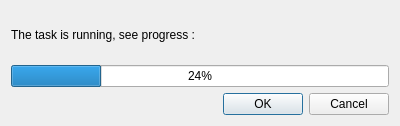
This is src/Ui/ImageSegmenterDialog.ui in PlathC/VitalRecordAnalyser as Qt 5 draws it before an edit. The edited form follows.
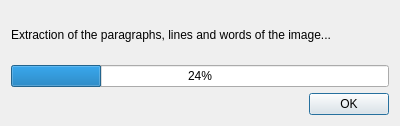
This is the edited form.

What changed in the file:
```diff
--- a/src/Ui/ImageSegmenterDialog.ui
+++ b/src/Ui/ImageSegmenterDialog.ui
@@ -17,7 +17,7 @@
    <item>
     <widget class="QLabel" name="m_lblTaskInformation">
      <property name="text">
-      <string>The task is running, see progress :</string>
+      <string>Extraction of the paragraphs, lines and words of the image...</string>
      </property>
     </widget>
    </item>
@@ -34,7 +34,7 @@
       <enum>Qt::Horizontal</enum>
      </property>
      <property name="standardButtons">
-      <set>QDialogButtonBox::Cancel|QDialogButtonBox::Ok</set>
+      <set>QDialogButtonBox::Ok</set>
      </property>
     </widget>
    </item>
```
Left out of the diff: 2 changed lines with no effect on the pictures.
